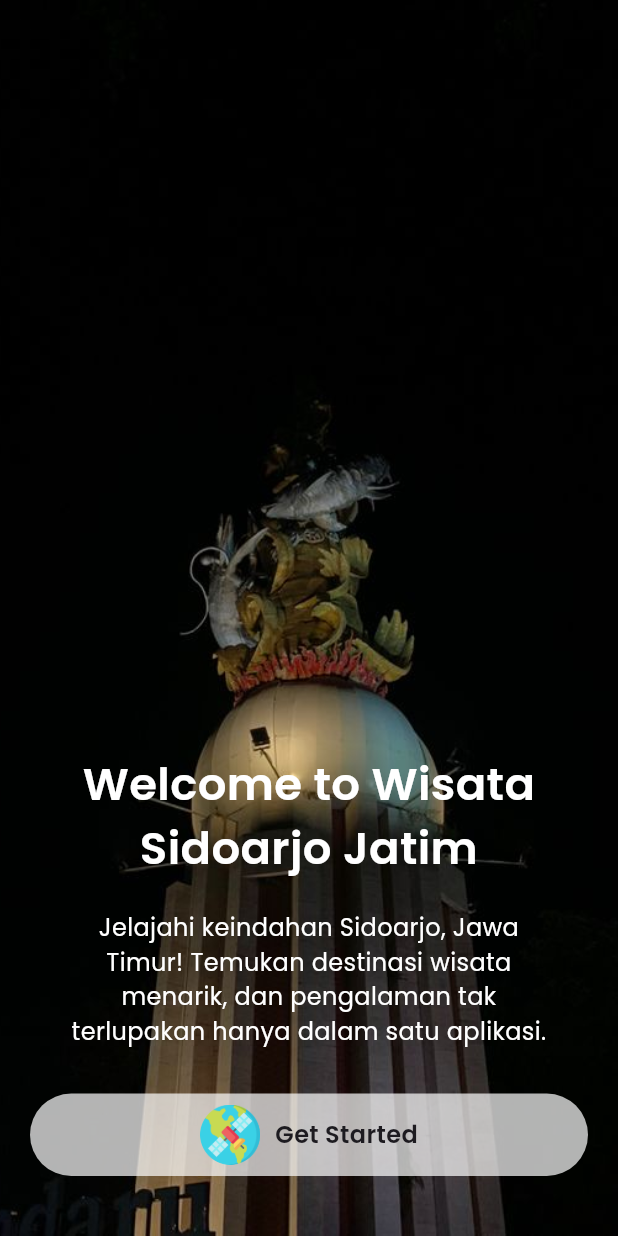
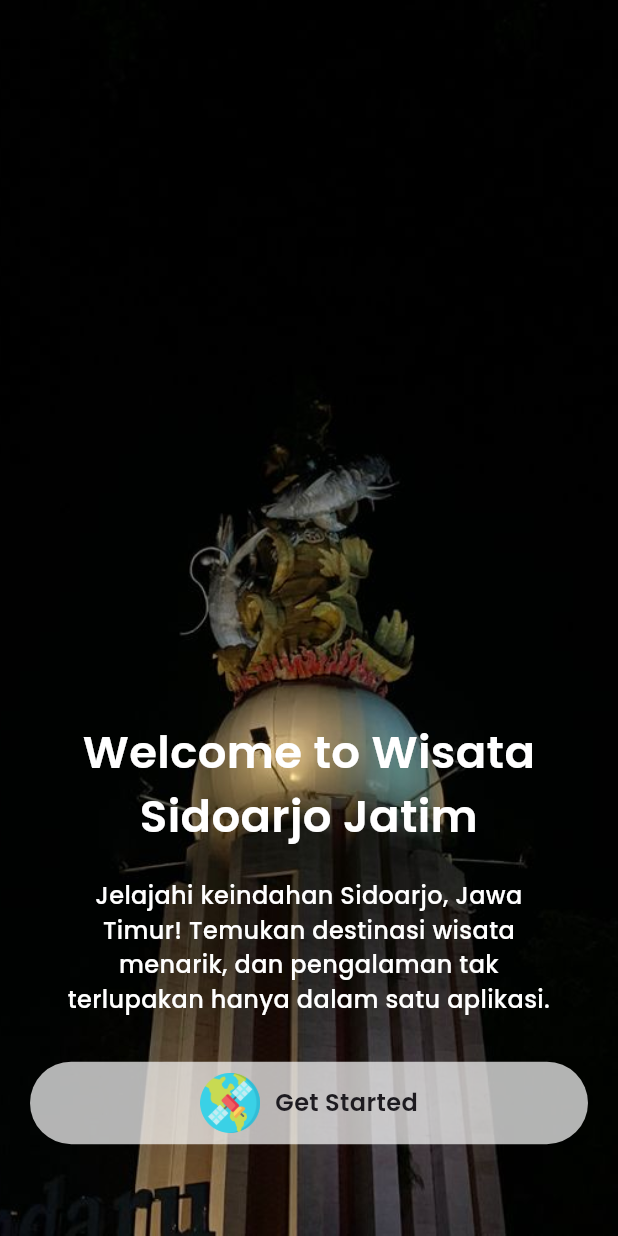
Before and after one commit to dedyputra/wisata_app, a Flutter app: the screen it shows after launch, on a phone screen of 412 x 824 dp. Run offline on Flutter 3.47's test engine with Material 3 defaults, Android fonts, the phone set to English and light mode, and no system bars.

```diff
--- a/lib/main.dart
+++ b/lib/main.dart
@@ -1,5 +1,5 @@
 import 'package:flutter/material.dart';
-import 'package:wisata_app/screens/home/home_screens.dart';
+import 'package:wisata_app/screens/welcome/home_screens.dart';
 
 void main() {
   runApp(const MyApp());
--- a/lib/screens/home/home_screens.dart
+++ b/lib/screens/welcome/home_screens.dart
@@ -56,6 +56,7 @@ class _HomeScreensState extends State<HomeScreens> {
                         style: TextStyle(
                           fontSize: 16,
                           fontFamily: kFontFamily,
+                          fontWeight: FontWeight.w500,
                           color: Colors.white,
                         ),
                       ),
@@ -93,8 +94,8 @@ class _HomeScreensState extends State<HomeScreens> {
                         ],
                       ),
                     ),
-                    const SizedBox(
-                      height: 20,
+                    SizedBox(
+                      height: MediaQuery.of(context).size.height * 0.05,
                     ),
                   ],
                 ),
```
Also changed, not shown: lib/screens/Home/home_page.dart (added).
